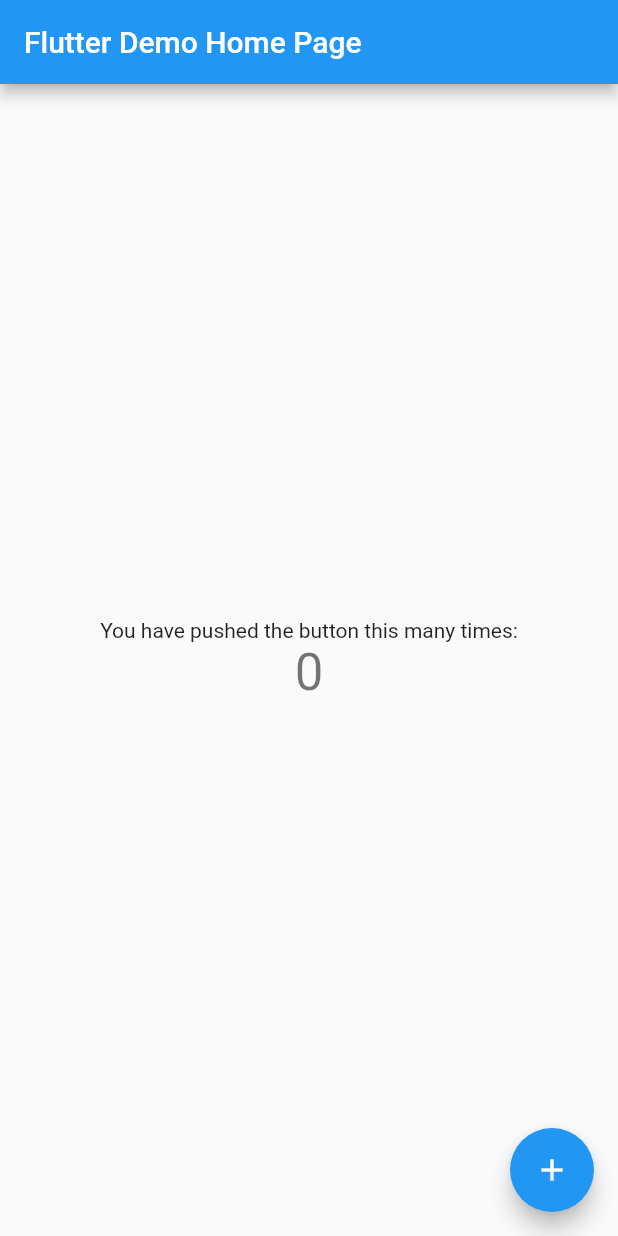
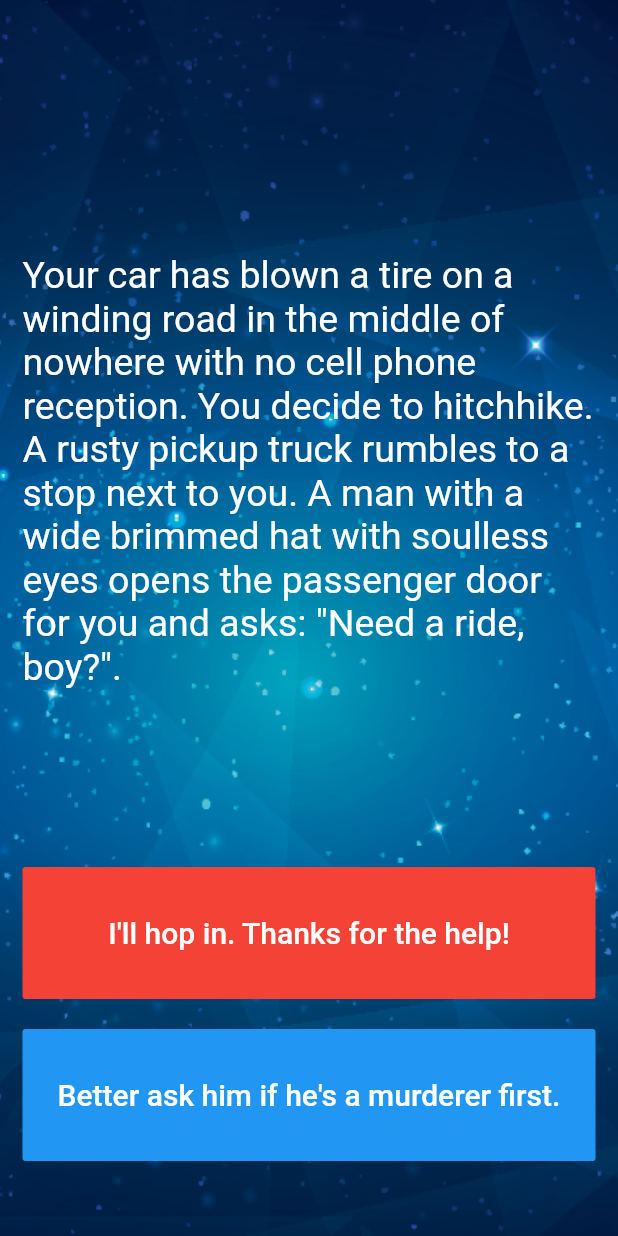
Before and after one commit to hamzaensi/destini, a Flutter app: the screen it shows after launch, on a phone screen of 412 x 824 dp. Run offline on Flutter 3.47's test engine with Material 2 defaults, Android fonts, the phone set to English and light mode, and no system bars.

Commit message:
final version

```diff
--- a/lib/main.dart
+++ b/lib/main.dart
@@ -1,113 +1,114 @@
 import 'package:flutter/material.dart';
+import 'story_brain.dart';
 
-void main() {
-  runApp(MyApp());
-}
+//TODO: Step 15 - Run the app and see if you can see the screen update with the first story. Delete this TODO if it looks as you expected.
 
-class MyApp extends StatelessWidget {
-  // This widget is the root of your application.
-  @override
+void main() => runApp(Destini());
+
+class Destini extends StatelessWidget {
   Widget build(BuildContext context) {
     return MaterialApp(
-      title: 'Flutter Demo',
-      theme: ThemeData(
-        // This is the theme of your application.
-        //
-        // Try running your application with "flutter run". You'll see the
-        // application has a blue toolbar. Then, without quitting the app, try
-        // changing the primarySwatch below to Colors.green and then invoke
-        // "hot reload" (press "r" in the console where you ran "flutter run",
-        // or simply save your changes to "hot reload" in a Flutter IDE).
-        // Notice that the counter didn't reset back to zero; the application
-        // is not restarted.
-        primarySwatch: Colors.blue,
-      ),
-      home: MyHomePage(title: 'Flutter Demo Home Page'),
+      theme: ThemeData.dark(),
+      home: StoryPage(),
     );
   }
 }
 
-class MyHomePage extends StatefulWidget {
-  MyHomePage({Key? key, required this.title}) : super(key: key);
+//TODO: Step 9 - Create a new storyBrain object from the StoryBrain class.
+StoryBrain storyBrain = StoryBrain();
 
-  // This widget is the home page of your application. It is stateful, meaning
-  // that it has a State object (defined below) that contains fields that affect
-  // how it looks.
-
-  // This class is the configuration for the state. It holds the values (in this
-  // case the title) provided by the parent (in this case the App widget) and
-  // used by the build method of the State. Fields in a Widget subclass are
-  // always marked "final".
-
-  final String title;
-
-  @override
-  _MyHomePageState createState() => _MyHomePageState();
+class StoryPage extends StatefulWidget {
+  _StoryPageState createState() => _StoryPageState();
 }
 
-class _MyHomePageState extends State<MyHomePage> {
-  int _counter = 0;
-
-  void _incrementCounter() {
-    setState(() {
-      // This call to setState tells the Flutter framework that something has
-      // changed in this State, which causes it to rerun the build method below
-      // so that the display can reflect the updated values. If we changed
-      // _counter without calling setState(), then the build method would not be
-      // called again, and so nothing would appear to happen.
-      _counter++;
-    });
-  }
-
+class _StoryPageState extends State<StoryPage> {
   @override
   Widget build(BuildContext context) {
-    // This method is rerun every time setState is called, for instance as done
-    // by the _incrementCounter method above.
-    //
-    // The Flutter framework has been optimized to make rerunning build methods
-    // fast, so that you can just rebuild anything that needs updating rather
-    // than having to individually change instances of widgets.
     return Scaffold(
-      appBar: AppBar(
-        // Here we take the value from the MyHomePage object that was created by
-        // the App.build method, and use it to set our appbar title.
-        title: Text(widget.title),
+      body: Container(
+        //TODO: Step 1 - Add background.png to this Container as a background image.
+        decoration: BoxDecoration(
+          image: DecorationImage(
+            image: AssetImage('images/background.png'),
+            fit: BoxFit.cover,
           ),
-      body: Center(
-        // Center is a layout widget. It takes a single child and positions it
-        // in the middle of the parent.
+        ),
+        padding: EdgeInsets.symmetric(vertical: 50.0, horizontal: 15.0),
+        constraints: BoxConstraints.expand(),
+
+        child: SafeArea(
           child: Column(
-          // Column is also a layout widget. It takes a list of children and
-          // arranges them vertically. By default, it sizes itself to fit its
-          // children horizontally, and tries to be as tall as its parent.
-          //
-          // Invoke "debug painting" (press "p" in the console, choose the
-          // "Toggle Debug Paint" action from the Flutter Inspector in Android
-          // Studio, or the "Toggle Debug Paint" command in Visual Studio Code)
-          // to see the wireframe for each widget.
-          //
-          // Column has various properties to control how it sizes itself and
-          // how it positions its children. Here we use mainAxisAlignment to
-          // center the children vertically; the main axis here is the vertical
-          // axis because Columns are vertical (the cross axis would be
-          // horizontal).
-          mainAxisAlignment: MainAxisAlignment.center,
+            crossAxisAlignment: CrossAxisAlignment.stretch,
             children: <Widget>[
-            Text(
-              'You have pushed the button this many times:',
+              Expanded(
+                flex: 12,
+                child: Center(
+                  child: Text(
+                    //TODO: Step 10 - use the storyBrain to get the first story title and display it in this Text Widget.
+                    storyBrain.getStory().toString(),
+                    style: TextStyle(
+                      fontSize: 25.0,
                     ),
-            Text(
-              '$_counter',
-              style: Theme.of(context).textTheme.headline4,
+                  ),
+                ),
+              ),
+              Expanded(
+                flex: 2,
+                child: FlatButton(
+                  onPressed: () {
+                    //Choice 1 made by user.
+                    //TODO: Step 18 - Call the nextStory() method from storyBrain and pass the number 1 as the choice made by the user.
+                    setState(() {
+                      storyBrain.nextStory(1);
+                    });
+                  },
+                  color: Colors.red,
+                  child: Text(
+                    //TODO: Step 13 - Use the storyBrain to get the text for choice 1.
+
+                    storyBrain.getChoice1().toString(),
+                    style: TextStyle(
+                      fontSize: 20.0,
+                    ),
+                  ),
+                ),
+              ),
+              SizedBox(
+                height: 20.0,
+              ),
+              Expanded(
+                flex: 2,
+                //TODO: Step 26 - Use a Flutter Visibility Widget to wrap this FlatButton.
+                //TODO: Step 28 - Set the "visible" property of the Visibility Widget to equal the output from the buttonShouldBeVisible() method in the storyBrain.
+                child: Visibility(
+                  visible: storyBrain.buttonShouldBeVisible(),
+                  child: FlatButton(
+                    onPressed: () {
+                      //Choice 2 made by user.
+                      //TODO: Step 19 - Call the nextStory() method from storyBrain and pass the number 2 as the choice made by the user.
+                      setState(() {
+                        storyBrain.nextStory(2);
+                      });
+                    },
+                    color: Colors.blue,
+                    child: Text(
+                      //TODO: Step 14 - Use the storyBrain to get the text for choice 2.
+                      storyBrain.getChoice2().toString(),
+                      style: TextStyle(
+                        fontSize: 20.0,
+                      ),
+                    ),
+                  ),
+                ),
               ),
             ],
           ),
         ),
-      floatingActionButton: FloatingActionButton(
-        onPressed: _incrementCounter,
-        tooltip: 'Increment',
-        child: Icon(Icons.add),
-      ), // This trailing comma makes auto-formatting nicer for build methods.
+      ),
     );
   }
 }
+
+//TODO: Step 24 - Run the app and try to figure out what code you need to add to this file to make the story change when you press on the choice buttons.
+
+//TODO: Step 29 - Run the app and test it against the Story Outline to make sure you've completed all the steps. The code for the completed app can be found here: https://github.com/londonappbrewery/destini-challenge-completed/
--- /dev/null
+++ b/lib/story.dart
@@ -0,0 +1,6 @@
+class Story {
+  String? storyTitle;
+  String? choice1;
+  String? choice2;
+  Story(this.storyTitle, this.choice1, this.choice2);
+}
--- a/pubspec.yaml
+++ b/pubspec.yaml
@@ -43,7 +43,8 @@ flutter:
   # included with your application, so that you can use the icons in
   # the material Icons class.
   uses-material-design: true
-
+  assets:
+  - images/
   # To add assets to your application, add an assets section, like this:
   # assets:
   #   - images/a_dot_burr.jpeg
```
Also changed, not shown: lib/story_brain.dart (added, +74 -0 lines), images/background.png (added). Lines whose indentation alone changed are shown as unchanged.
